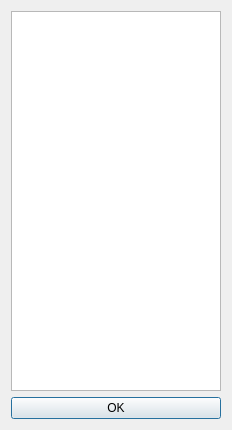
Before: the Qt Designer form SCHNApps/forms/cameraViewDialog.ui in cgogn/CGoGN, drawn with Qt 5.
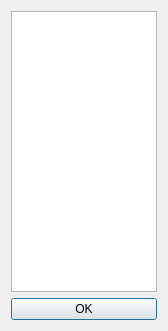
After: the same form once the commit is applied.

```diff
--- a/SCHNApps/forms/cameraViewDialog.ui
+++ b/SCHNApps/forms/cameraViewDialog.ui
@@ -6,8 +6,8 @@
    <rect>
     <x>0</x>
     <y>0</y>
-    <width>232</width>
-    <height>430</height>
+    <width>168</width>
+    <height>331</height>
    </rect>
   </property>
   <property name="windowTitle">
@@ -15,7 +15,11 @@
   </property>
   <layout class="QVBoxLayout" name="verticalLayout">
    <item>
-    <widget class="QListWidget" name="cameraList"/>
+    <widget class="QListWidget" name="cameraList">
+     <property name="alternatingRowColors">
+      <bool>true</bool>
+     </property>
+    </widget>
    </item>
    <item>
     <widget class="QPushButton" name="pushButton">
```
Left out of the diff: 21 changed lines with no effect on the pictures.
